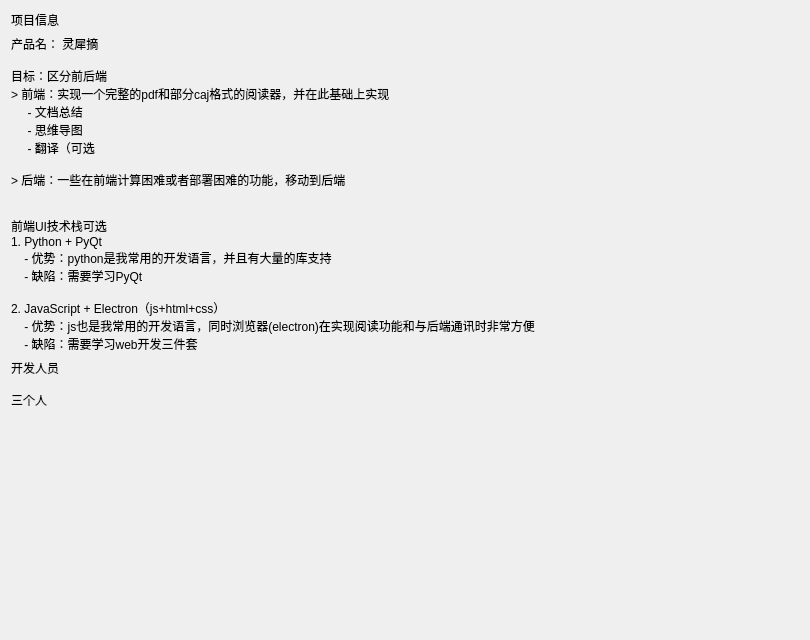
The window that units/info.ui (WuJunkai2004/ling) describes before a commit, drawn with Qt 5.
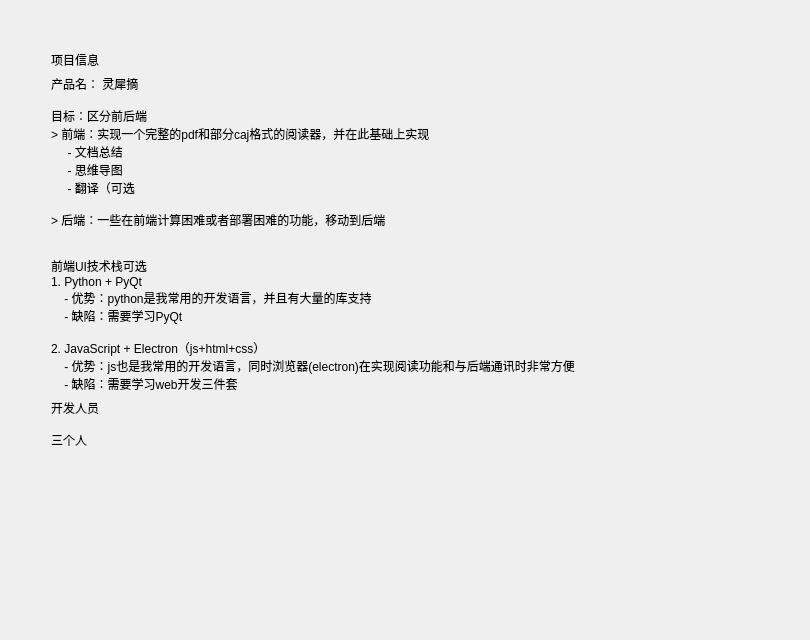
The same window after the commit. Custom widgets are drawn as their Qt base class.

Commit message: feat: 添加新图标并更新主界面和信息界面的布局

The edit to the form file:
```diff
--- a/units/info.ui
+++ b/units/info.ui
@@ -13,9 +13,41 @@
   <property name="windowTitle">
    <string>Form</string>
   </property>
-  <layout class="QVBoxLayout" name="verticalLayout_3">
+  <layout class="QHBoxLayout" name="horizontalLayout">
+   <item>
+    <spacer name="horizontalSpacer">
+     <property name="orientation">
+      <enum>Qt::Horizontal</enum>
+     </property>
+     <property name="sizeType">
+      <enum>QSizePolicy::Preferred</enum>
+     </property>
+     <property name="sizeHint" stdset="0">
+      <size>
+       <width>40</width>
+       <height>20</height>
+      </size>
+     </property>
+    </spacer>
+   </item>
    <item>
     <layout class="QVBoxLayout" name="verticalLayout_2">
+     <item>
+      <spacer name="verticalSpacer_2">
+       <property name="orientation">
+        <enum>Qt::Vertical</enum>
+       </property>
+       <property name="sizeType">
+        <enum>QSizePolicy::Preferred</enum>
+       </property>
+       <property name="sizeHint" stdset="0">
+        <size>
+         <width>20</width>
+         <height>40</height>
+        </size>
+       </property>
+      </spacer>
+     </item>
      <item>
       <widget class="TitleLabel" name="label">
        <property name="text">
@@ -63,7 +95,7 @@
         <enum>Qt::Vertical</enum>
        </property>
        <property name="sizeType">
-        <enum>QSizePolicy::MinimumExpanding</enum>
+        <enum>QSizePolicy::Expanding</enum>
        </property>
        <property name="sizeHint" stdset="0">
         <size>
@@ -75,6 +107,22 @@
      </item>
     </layout>
    </item>
+   <item>
+    <spacer name="horizontalSpacer_2">
+     <property name="orientation">
+      <enum>Qt::Horizontal</enum>
+     </property>
+     <property name="sizeType">
+      <enum>QSizePolicy::Preferred</enum>
+     </property>
+     <property name="sizeHint" stdset="0">
+      <size>
+       <width>40</width>
+       <height>20</height>
+      </size>
+     </property>
+    </spacer>
+   </item>
   </layout>
  </widget>
  <customwidgets>
```
Left out of the diff: 2 changed lines with no effect on the pictures. The commit also changes 3 other files.
